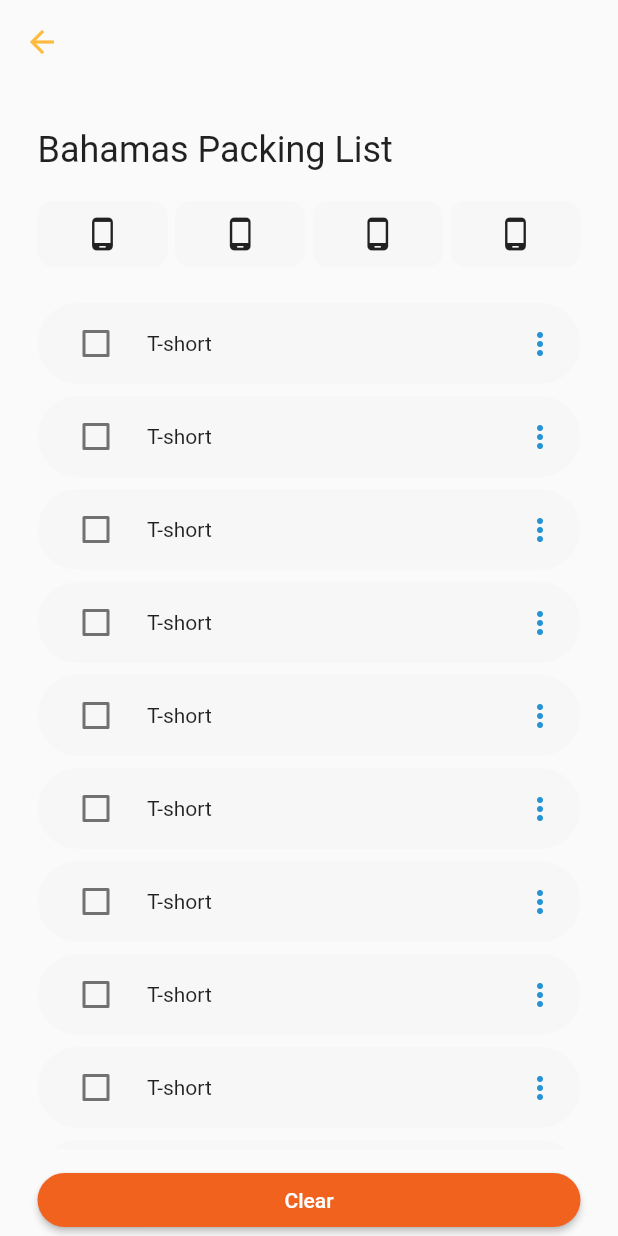
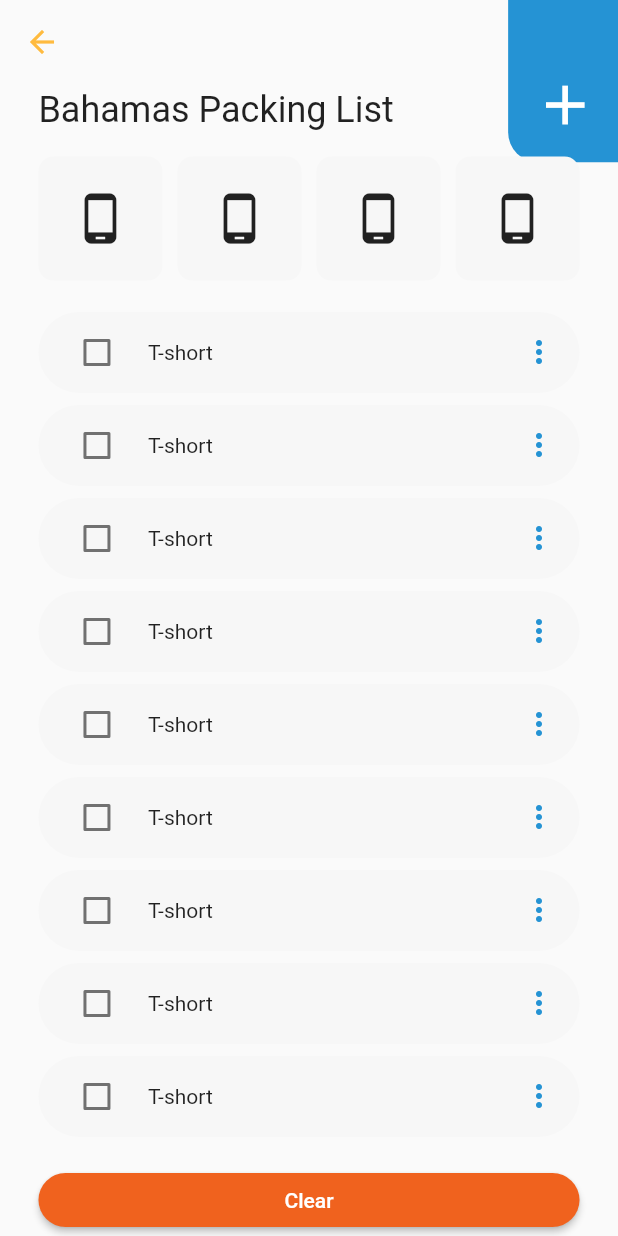
Before and after one commit to MoonChel/packie, a Flutter app: the ChecklistDetailsPage screen opened by its route, on a phone screen of 412 x 824 dp. Run offline on Flutter 3.47's test engine with Material 2 defaults, Android fonts, the phone set to English and light mode, and no system bars; our stand-ins replace flutter_screenutil; missing offline and left inert: flutter_statusbarcolor.

Commit message:
add details page

```diff
--- a/lib/components/CategoryIcon.dart
+++ b/lib/components/CategoryIcon.dart
@@ -1,20 +1,32 @@
 import 'package:flutter/material.dart';
 import 'package:packie/constants.dart';
+import 'package:flutter_screenutil/flutter_screenutil.dart';
 
 class CategoryIcon extends StatelessWidget {
-  const CategoryIcon({
+  CategoryIcon({
     Key key,
+    this.size,
   }) : super(key: key);
+
+  final su = ScreenUtil.getInstance();
+  final double size;
 
   @override
   Widget build(BuildContext context) {
-    return Container(
-      child: Icon(Icons.phone_android),
-      padding: const EdgeInsets.all(10),
-      decoration: BoxDecoration(
-        color: Constants.backgroundColor,
-        borderRadius: BorderRadius.circular(10),
-      ),
+    return LayoutBuilder(
+      builder: (BuildContext context, BoxConstraints constraints) {
+        return Container(
+          child: Icon(
+            Icons.phone_android,
+            size: size ?? su.setWidth(60),
+          ),
+          padding: EdgeInsets.all(su.setWidth(20)),
+          decoration: BoxDecoration(
+            color: Constants.backgroundColor,
+            borderRadius: BorderRadius.circular(10),
+          ),
+        );
+      },
     );
   }
 }
--- /dev/null
+++ b/lib/components/CornerButton.dart
@@ -0,0 +1,45 @@
+import 'package:flutter/material.dart';
+import 'package:packie/constants.dart';
+import 'package:flutter_screenutil/flutter_screenutil.dart';
+
+class CornerButton extends StatelessWidget {
+  CornerButton({
+    Key key,
+    this.onPressed,
+  }) : super(key: key);
+
+  static const borderRadius = 20.0;
+
+  final Function onPressed;
+
+  final su = ScreenUtil.getInstance();
+
+  @override
+  Widget build(BuildContext context) {
+    double height = su.setHeight(320);
+    double width = su.setWidth(200);
+    double iconSize = su.setSp(120);
+
+    return GestureDetector(
+      onTap: onPressed,
+      child: Container(
+        decoration: BoxDecoration(
+          color: Constants.blue,
+          borderRadius: BorderRadius.only(
+            bottomLeft: Radius.circular(borderRadius),
+          ),
+        ),
+        height: height,
+        width: width,
+        child: Align(
+          alignment: Alignment(0.1, 0.5),
+          child: Icon(
+            Icons.add,
+            color: Colors.white,
+            size: iconSize,
+          ),
+        ),
+      ),
+    );
+  }
+}
--- /dev/null
+++ b/lib/components/MyAppBar.dart
@@ -0,0 +1,18 @@
+import 'package:flutter/material.dart';
+import 'package:packie/constants.dart';
+
+class MyAppBar extends StatelessWidget {
+  const MyAppBar({
+    Key key,
+  }) : super(key: key);
+
+  @override
+  Widget build(BuildContext context) {
+    return AppBar(
+      backgroundColor: Colors.transparent,
+      elevation: 0,
+      iconTheme:
+          Theme.of(context).iconTheme.copyWith(color: Constants.backArrorColor),
+    );
+  }
+}
--- /dev/null
+++ b/lib/components/MyPadding.dart
@@ -0,0 +1,22 @@
+import 'package:flutter/material.dart';
+import 'package:packie/constants.dart';
+import 'package:flutter_screenutil/flutter_screenutil.dart';
+
+class MyPadding extends StatelessWidget {
+  MyPadding({this.child});
+
+  final su = ScreenUtil.getInstance();
+  final Widget child;
+
+  @override
+  Widget build(BuildContext context) {
+    return Padding(
+      padding: EdgeInsets.only(
+        left: su.setWidth(Constants.bodyPadding),
+        right: su.setWidth(Constants.bodyPadding),
+        top: su.setWidth(Constants.bodyPadding),
+      ),
+      child: child,
+    );
+  }
+}
--- a/lib/components/_all.dart
+++ b/lib/components/_all.dart
@@ -2,3 +2,7 @@ export './CategoryIcon.dart';
 export './CheckListItem.dart';
 export './MyBottomAppBar.dart';
 export './CheckLists.dart';
+export './CornerButton.dart';
+export './MyAppBar.dart';
+export './MyPadding.dart';
+export './CloseBottomSheetButton.dart';
--- a/lib/constants.dart
+++ b/lib/constants.dart
@@ -9,4 +9,6 @@ class Constants {
   static const progressIndicatorBackgroundColor =
       Color.fromRGBO(231, 231, 231, 1);
   static const backArrorColor = Color.fromRGBO(255, 187, 63, 1);
+
+  static const bodyPadding = 70.0;
 }
--- a/lib/pages/ChecklistDetailsPage.dart
+++ b/lib/pages/ChecklistDetailsPage.dart
@@ -2,48 +2,58 @@ import 'package:flutter/material.dart';
 
 import 'package:packie/components/_all.dart';
 import 'package:packie/constants.dart';
+import 'package:flutter_screenutil/flutter_screenutil.dart';
 
 class ChecklistDetailsPage extends StatelessWidget {
   static const routeName = '/ChecklistDetailsPage';
+
+  final su = ScreenUtil.getInstance();
 
   @override
   Widget build(BuildContext context) {
     var textTheme = Theme.of(context).textTheme;
 
     return Scaffold(
-      appBar: AppBar(
-        backgroundColor: Colors.transparent,
-        elevation: 0,
-        iconTheme: Theme.of(context)
-            .iconTheme
-            .copyWith(color: Constants.backArrorColor),
+      body: Stack(
+        children: <Widget>[
+          MyAppBar(),
+          Positioned(
+            right: 0,
+            child: CornerButton(
+              onPressed: () {
+                showCreateNewListModal(context);
+              },
             ),
-      body: SafeArea(
-        child: Padding(
-          padding: const EdgeInsets.only(left: 25.0, right: 25.0, top: 30),
+          ),
+          SafeArea(
+            child: MyPadding(
               child: Column(
                 mainAxisSize: MainAxisSize.max,
                 mainAxisAlignment: MainAxisAlignment.start,
                 crossAxisAlignment: CrossAxisAlignment.start,
                 children: <Widget>[
+                  SizedBox(height: su.setHeight(100)),
                   Text("Bahamas Packing List", style: textTheme.headline),
-              SizedBox(height: 20),
-              Row(
-                mainAxisSize: MainAxisSize.max,
-                mainAxisAlignment: MainAxisAlignment.spaceEvenly,
-                children: <Widget>[
-                  Expanded(flex: 1, child: CategoryIcon()),
-                  SizedBox(width: 5),
-                  Expanded(flex: 1, child: CategoryIcon()),
-                  SizedBox(width: 5),
-                  Expanded(flex: 1, child: CategoryIcon()),
-                  SizedBox(width: 5),
-                  Expanded(flex: 1, child: CategoryIcon()),
+                  SizedBox(height: su.setHeight(50)),
+                  buildCategoriesView(),
+                  SizedBox(height: su.setHeight(50)),
+                  Expanded(child: buildCheckListItems()),
+                  SizedBox(height: su.setHeight(50)),
+                  SizedBox(
+                    width: double.infinity,
+                    child: buildClearButton(textTheme),
+                  )
                 ],
               ),
-              SizedBox(height: 20),
-              Expanded(
-                child: ListView.builder(
+            ),
+          ),
+        ],
+      ),
+    );
+  }
+
+  ListView buildCheckListItems() {
+    return ListView.builder(
       itemCount: 10,
       itemBuilder: (BuildContext context, int index) {
         return Padding(
@@ -72,13 +82,11 @@ class ChecklistDetailsPage extends StatelessWidget {
           ),
         );
       },
-                ),
-              ),
-              SizedBox(height: 10),
-              Row(
-                children: <Widget>[
-                  Expanded(
-                    child: RaisedButton(
+    );
+  }
+
+  RaisedButton buildClearButton(TextTheme textTheme) {
+    return RaisedButton(
       color: Constants.orange,
       child: Text(
         "Clear",
@@ -88,14 +96,25 @@ class ChecklistDetailsPage extends StatelessWidget {
         borderRadius: BorderRadius.circular(20),
       ),
       onPressed: () {},
-                    ),
-                  ),
+    );
+  }
+
+  GridView buildCategoriesView() {
+    final su = ScreenUtil.getInstance();
+    final iconSize = su.setWidth(100);
+
+    return GridView.count(
+      crossAxisCount: 4,
+      crossAxisSpacing: 10,
+      shrinkWrap: true,
+      children: <Widget>[
+        CategoryIcon(size: iconSize),
+        CategoryIcon(size: iconSize),
+        CategoryIcon(size: iconSize),
+        CategoryIcon(size: iconSize),
       ],
-              )
-            ],
-          ),
-        ),
-      ),
     );
   }
 }
+
+void showCreateNewListModal(BuildContext context) {}
```
Also changed, not shown: lib/components/CloseBottomSheetButton.dart (added, +40 -0 lines), lib/main.dart (+5 -9 lines), lib/pages/HomePage.dart (+117 -6 lines), lib/sizes.dart (added, +28 -0 lines), pubspec.yaml (+4 -6 lines), pubspec.lock, static/tips_background.png (added), 6 other files. Lines whose indentation alone changed are shown as unchanged.
